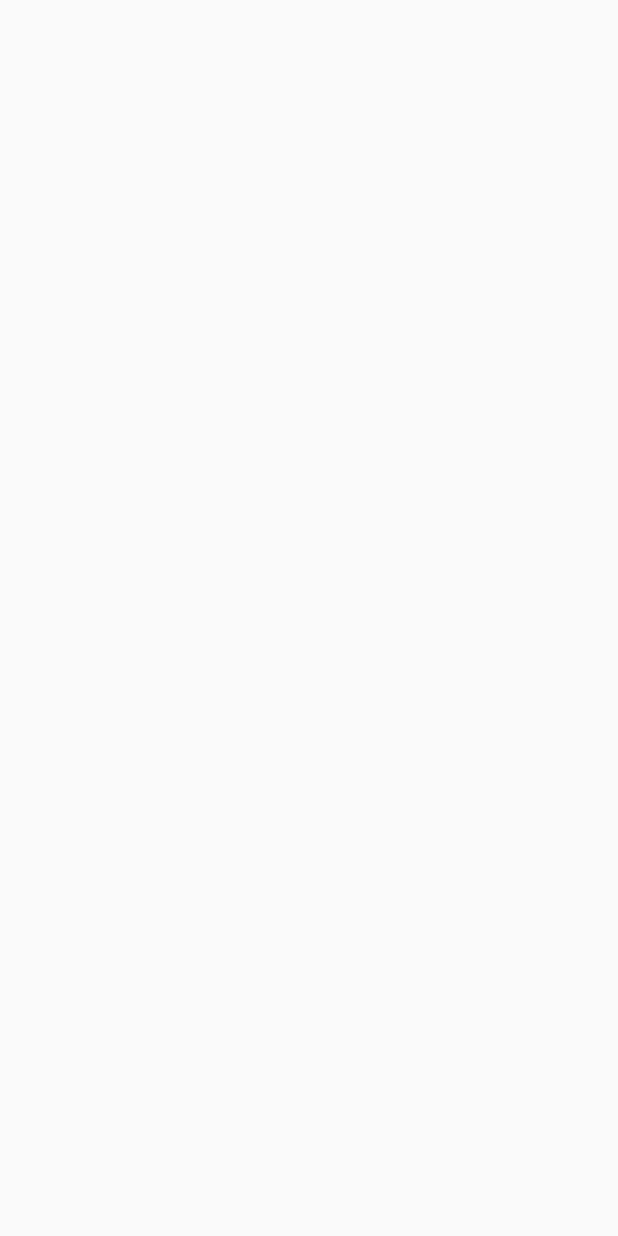
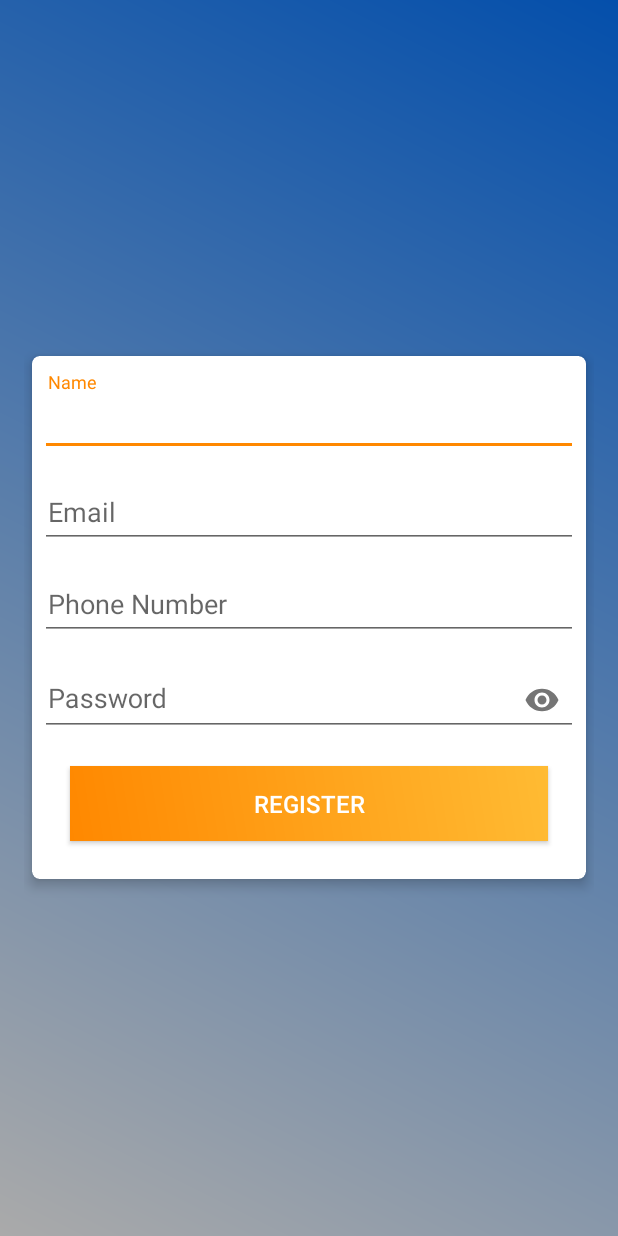
Before and after one commit to koushikmg/LoginAndSignupApp, an Android app: the RegisterActivity screen opened directly, with no data from a screen before it, on a phone screen of 412 x 824 dp. Before the commit the screen is empty. Run offline under Robolectric (Android 15) with nearby library versions, the phone set to English and light mode, and no system bars.

Commit message:
Added UI for Register Activity

```diff
--- a/app/src/main/res/layout/activity_register.xml
+++ b/app/src/main/res/layout/activity_register.xml
@@ -1,9 +1,123 @@
 <?xml version="1.0" encoding="utf-8"?>
-<androidx.constraintlayout.widget.ConstraintLayout xmlns:android="http://schemas.android.com/apk/res/android"
+<ScrollView
+    xmlns:android="http://schemas.android.com/apk/res/android"
     xmlns:app="http://schemas.android.com/apk/res-auto"
     xmlns:tools="http://schemas.android.com/tools"
     android:layout_width="match_parent"
     android:layout_height="match_parent"
+    android:background="@drawable/gradient"
+    android:padding="16dp"
+    android:scrollbarThumbVertical="@null"
     tools:context=".RegisterActivity">
 
-</androidx.constraintlayout.widget.ConstraintLayout>
+
+    <androidx.cardview.widget.CardView
+        xmlns:Card_View="http://schemas.android.com/apk/res-auto"
+        android:layout_width="match_parent"
+        android:layout_height="wrap_content"
+        android:layout_gravity="center"
+        android:layout_margin="5dp"
+        android:padding="10dp"
+        Card_View:cardCornerRadius="5dp"
+        Card_View:cardElevation="5dp">
+
+        <LinearLayout
+            android:layout_width="match_parent"
+            android:layout_height="wrap_content"
+            android:layout_gravity="center"
+            android:layout_margin="5dp"
+            android:orientation="vertical">
+
+            <com.google.android.material.textfield.TextInputLayout
+                android:id="@+id/nameError"
+                android:layout_width="match_parent"
+                android:layout_height="wrap_content"
+                android:layout_marginTop="5dp">
+
+                <EditText
+                    android:id="@+id/name"
+                    android:layout_width="match_parent"
+                    android:layout_height="wrap_content"
+                    android:layout_marginTop="10dp"
+                    android:hint="@string/name"
+                    android:inputType="textNoSuggestions"
+                    android:maxLines="1"
+                    android:paddingStart="5dp"
+                    android:singleLine="true"/>
+
+            </com.google.android.material.textfield.TextInputLayout>
+
+            <com.google.android.material.textfield.TextInputLayout
+                android:id="@+id/emailError"
+                android:layout_width="match_parent"
+                android:layout_height="wrap_content"
+                android:layout_marginTop="5dp">
+
+                <EditText
+                    android:id="@+id/email"
+                    android:layout_width="match_parent"
+                    android:layout_height="wrap_content"
+                    android:layout_marginTop="10dp"
+                    android:hint="@string/prompt_email"
+                    android:inputType="textEmailAddress"
+                    android:maxLines="1"
+                    android:paddingStart="5dp"
+                    android:singleLine="true"/>
+
+            </com.google.android.material.textfield.TextInputLayout>
+
+            <com.google.android.material.textfield.TextInputLayout
+                android:id="@+id/phoneError"
+                android:layout_width="match_parent"
+                android:layout_height="wrap_content"
+                android:layout_marginTop="5dp">
+
+                <EditText
+                    android:id="@+id/phone"
+                    android:layout_width="match_parent"
+                    android:layout_height="wrap_content"
+                    android:layout_marginTop="10dp"
+                    android:hint="@string/phone_number"
+                    android:maxLength="12"
+                    android:inputType="number"
+                    android:maxLines="1"
+                    android:paddingStart="5dp"
+                    android:singleLine="true"
+                    android:paddingLeft="5dp" />
+
+            </com.google.android.material.textfield.TextInputLayout>
+
+            <com.google.android.material.textfield.TextInputLayout
+                android:id="@+id/passError"
+                android:layout_width="match_parent"
+                android:layout_height="wrap_content"
+                app:passwordToggleEnabled="true"
+                android:layout_marginTop="5dp">
+
+                <EditText
+                    android:id="@+id/password"
+                    android:layout_width="match_parent"
+                    android:layout_height="wrap_content"
+                    android:layout_marginTop="10dp"
+                    android:hint="@string/prompt_password"
+                    android:inputType="textPassword"
+                    android:maxLines="1"
+                    android:paddingStart="5dp"
+                    android:singleLine="true"/>
+
+            </com.google.android.material.textfield.TextInputLayout>
+
+            <Button
+                android:id="@+id/register"
+                android:layout_width="match_parent"
+                android:layout_height="50dp"
+                android:layout_margin="20dp"
+                android:background="@drawable/button_gradient"
+                android:text="@string/register"
+                android:textColor="@android:color/white"
+                android:textSize="16sp"/>
+
+        </LinearLayout>
+    </androidx.cardview.widget.CardView>
+
+</ScrollView>
```
